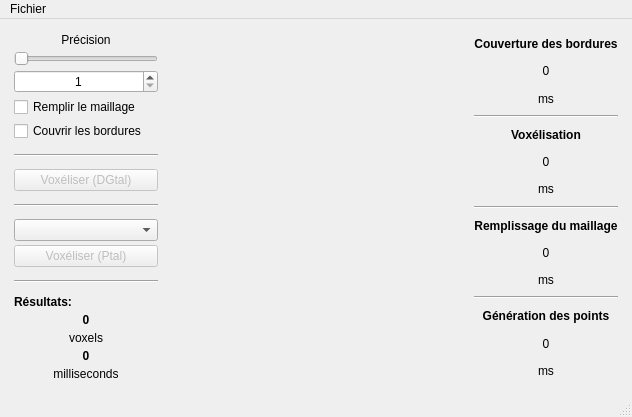
The window that mainwindow.ui (Anthiel/TER_Voxelisation) describes before a commit, drawn with Qt 5.
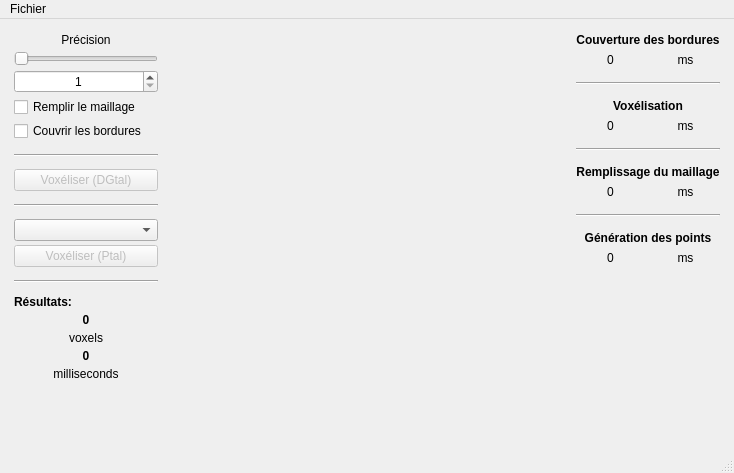
The same window after the commit. Custom widgets are drawn as their Qt base class.

```diff
--- a/mainwindow.ui
+++ b/mainwindow.ui
@@ -6,8 +6,8 @@
    <rect>
     <x>0</x>
     <y>0</y>
-    <width>632</width>
-    <height>408</height>
+    <width>734</width>
+    <height>473</height>
    </rect>
   </property>
   <property name="windowTitle">
@@ -288,6 +288,8 @@
         </widget>
        </item>
        <item>
+        <layout class="QHBoxLayout" name="horizontalLayout_2">
+         <item>
         <widget class="QLabel" name="coverValue">
          <property name="text">
           <string>0</string>
@@ -307,8 +309,16 @@
          </property>
         </widget>
        </item>
+        </layout>
+       </item>
        <item>
         <widget class="Line" name="coverBar">
+         <property name="minimumSize">
+          <size>
+           <width>0</width>
+           <height>20</height>
+          </size>
+         </property>
          <property name="orientation">
           <enum>Qt::Horizontal</enum>
          </property>
@@ -331,6 +341,8 @@
         </widget>
        </item>
        <item>
+        <layout class="QHBoxLayout" name="horizontalLayout_3">
+         <item>
         <widget class="QLabel" name="voxValue">
          <property name="text">
           <string>0</string>
@@ -350,8 +362,16 @@
          </property>
         </widget>
        </item>
+        </layout>
+       </item>
        <item>
         <widget class="Line" name="fillBar">
+         <property name="minimumSize">
+          <size>
+           <width>0</width>
+           <height>20</height>
+          </size>
+         </property>
          <property name="orientation">
           <enum>Qt::Horizontal</enum>
          </property>
@@ -374,6 +394,8 @@
         </widget>
        </item>
        <item>
+        <layout class="QHBoxLayout" name="horizontalLayout_4">
+         <item>
         <widget class="QLabel" name="fillValue">
          <property name="text">
           <string>0</string>
@@ -393,8 +415,16 @@
          </property>
         </widget>
        </item>
+        </layout>
+       </item>
        <item>
         <widget class="Line" name="generateBar">
+         <property name="minimumSize">
+          <size>
+           <width>0</width>
+           <height>20</height>
+          </size>
+         </property>
          <property name="orientation">
           <enum>Qt::Horizontal</enum>
          </property>
@@ -417,6 +447,8 @@
         </widget>
        </item>
        <item>
+        <layout class="QHBoxLayout" name="horizontalLayout_5">
+         <item>
         <widget class="QLabel" name="generateValue">
          <property name="text">
           <string>0</string>
@@ -437,6 +469,21 @@
         </widget>
        </item>
       </layout>
+       </item>
+       <item>
+        <spacer name="verticalSpacer_2">
+         <property name="orientation">
+          <enum>Qt::Vertical</enum>
+         </property>
+         <property name="sizeHint" stdset="0">
+          <size>
+           <width>20</width>
+           <height>40</height>
+          </size>
+         </property>
+        </spacer>
+       </item>
+      </layout>
      </widget>
     </item>
    </layout>
@@ -446,7 +493,7 @@
     <rect>
      <x>0</x>
      <y>0</y>
-     <width>632</width>
+     <width>734</width>
      <height>17</height>
     </rect>
    </property>
```
Lines whose indentation alone changed are shown as unchanged.
